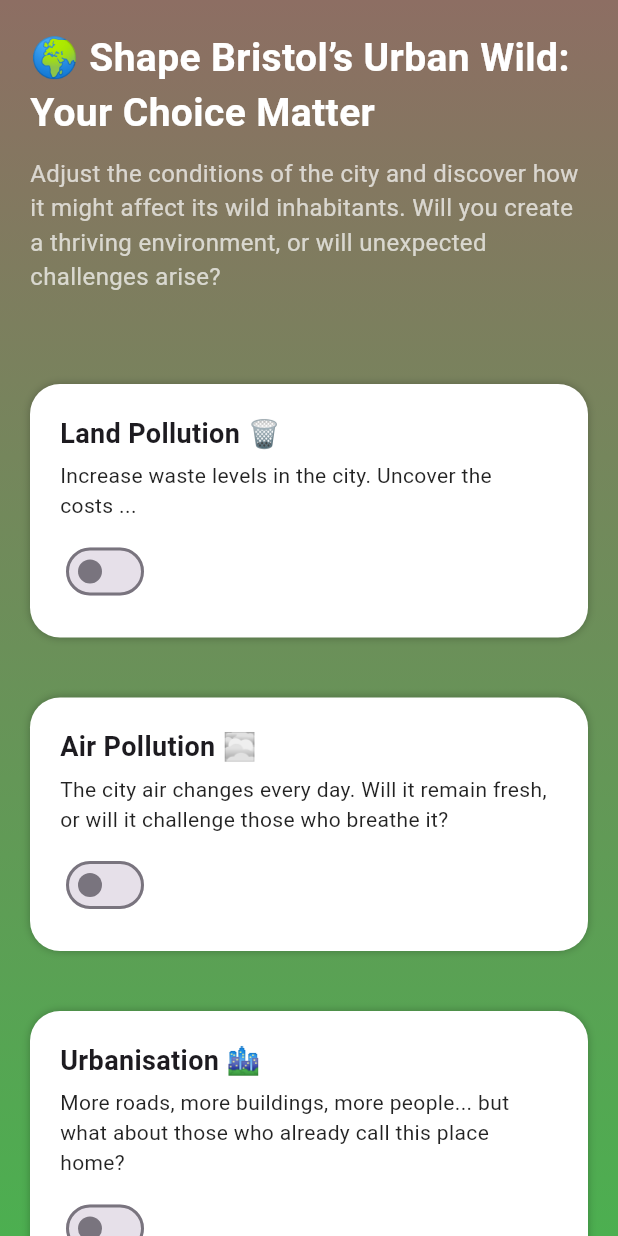
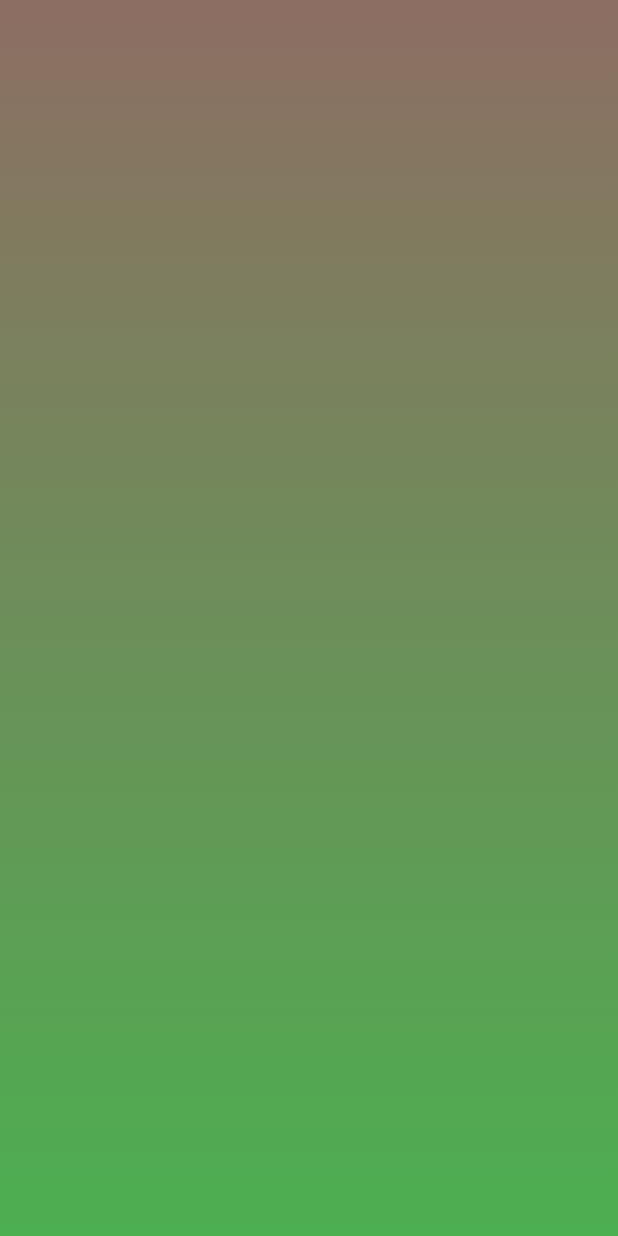
Before and after one commit to jamesbUOB/Brishack, a Flutter app: the CustomisePage screen opened directly, scrolled down 243 dp, after a tap on "Next", on a phone screen of 412 x 824 dp. Run offline on Flutter 3.47's test engine with Material 3 defaults, Android fonts, the phone set to English and light mode, and no system bars; our stand-ins replace animated_text_kit, socket_io_client; network calls fail.

Commit message:
reflection page added

```diff
--- a/app/lib/screens/customise.dart
+++ b/app/lib/screens/customise.dart
@@ -1,3 +1,4 @@
+import 'package:app/screens/reflection.dart';
 import 'package:flutter/material.dart';
 import 'package:socket_io_client/socket_io_client.dart' as IO;
 class CustomisePage extends StatefulWidget {
@@ -179,7 +180,7 @@
                       onPressed: () {
                         Navigator.push(
                           context,
-                          MaterialPageRoute(builder: (context) => const CustomisePage()),
+                          MaterialPageRoute(builder: (context) => const ReflectionPage()),
                         );
                       },
                       style: ButtonStyle(
--- /dev/null
+++ b/app/lib/screens/reflection.dart
@@ -0,0 +1,29 @@
+import 'package:flutter/material.dart';
+
+class ReflectionPage extends StatefulWidget {
+  const ReflectionPage({super.key});
+
+  @override
+  State<ReflectionPage> createState() => _ReflectionPageState();
+}
+
+class _ReflectionPageState extends State<ReflectionPage> {
+  @override
+  Widget build(BuildContext context) {
+    return Scaffold(
+      body: Container(
+        width: double.infinity,
+        height: double.infinity,
+        decoration: const BoxDecoration(
+          gradient: LinearGradient(
+            begin: Alignment.topCenter,
+            end: Alignment.bottomCenter,
+            colors: [
+              Color(0xFF8D6E63), // Earthy Brown
+              Color(0xFF4CAF50), // Green
+            ],
+          ),
+        ),
+    ));
+  }
+}
```
